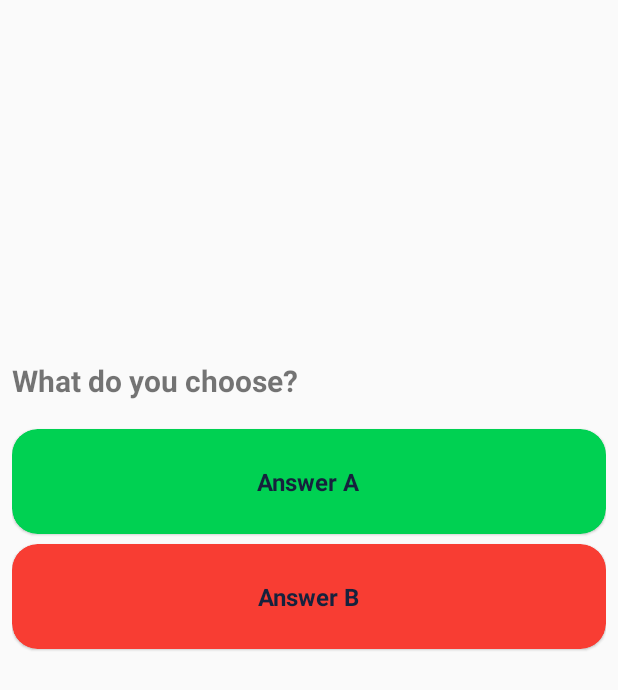
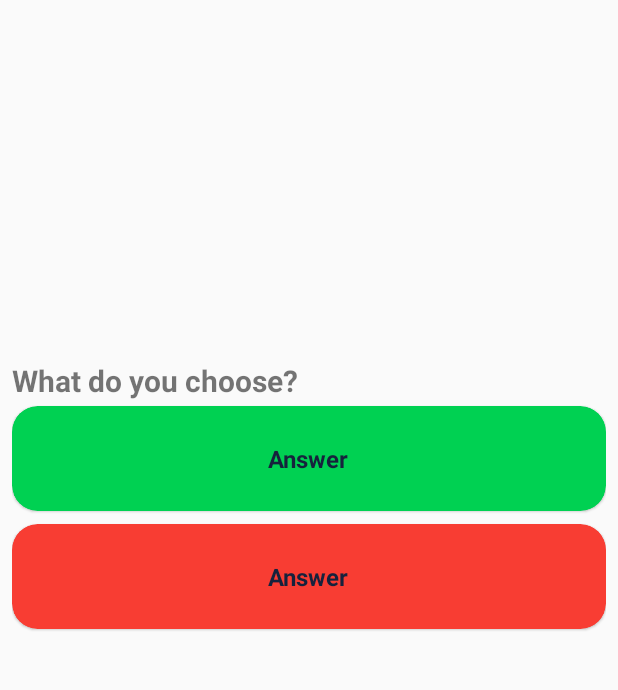
Before and after one commit to kareemmohamed299/final-project-graduated, an Android app: the show_mcq_answer screen opened directly, with no data from a screen before it, on a phone screen of 412 x 824 dp. Shown: the top 690 px of the screen. Run offline under Robolectric (Android 15) with nearby library versions, the phone set to English and light mode, and no system bars; 4 statements that could not run were skipped.

Commit message:
correction exam

```diff
--- a/app/src/main/java/com/example/project1/correction/choiceAdapterOfShowMcq.java
+++ /dev/null
@@ -1,64 +0,0 @@
-package com.example.project1.correction;
-
-import android.graphics.Color;
-import android.view.LayoutInflater;
-import android.view.View;
-import android.view.ViewGroup;
-import android.widget.TextView;
-
-import androidx.annotation.NonNull;
-import androidx.cardview.widget.CardView;
-import androidx.recyclerview.widget.RecyclerView;
-
-import com.example.project1.R;
-import com.example.project1.questions.choiceAdapter;
-
-public class choiceAdapterOfShowMcq extends RecyclerView.Adapter<choiceAdapterOfShowMcq.ViewHolder> {
-
-    private String[] choice = {"Answer A",
-            "Answer B"
-    };
-
-    public class ViewHolder extends RecyclerView.ViewHolder {
-
-        public TextView choice;
-        private CardView card_view;
-
-
-
-        public ViewHolder(final View itemView) {
-            super(itemView);
-            choice = (TextView)itemView.findViewById(R.id.choice_text);
-            card_view = (CardView) itemView.findViewById(R.id.card_view);
-        }
-    }
-
-
-    @NonNull
-    @Override
-    public choiceAdapterOfShowMcq.ViewHolder onCreateViewHolder(@NonNull ViewGroup parent, int viewType) {
-        View v = LayoutInflater.from(parent.getContext())
-                .inflate(R.layout.choice_layout, parent, false);
-        choiceAdapterOfShowMcq.ViewHolder viewHolder = new ViewHolder(v);
-
-
-        return viewHolder;
-    }
-
-    @Override
-    public void onBindViewHolder(@NonNull choiceAdapterOfShowMcq.ViewHolder holder, int position) {
-        holder.choice.setText(choice[position]);
-        if(choice[position]== "Answer A")
-            holder.card_view.setCardBackgroundColor(Color.parseColor("#00D152"));
-        else
-            holder.card_view.setCardBackgroundColor(Color.parseColor("#F83D33"));
-    }
-
-
-    @Override
-    public int getItemCount() {
-        return choice.length;
-    }
-
-
-}
--- a/app/src/main/java/com/example/project1/correction/show_mcq_answer.java
+++ b/app/src/main/java/com/example/project1/correction/show_mcq_answer.java
@@ -1,32 +1,48 @@
 package com.example.project1.correction;
 
 import androidx.appcompat.app.AppCompatActivity;
+import androidx.cardview.widget.CardView;
 import androidx.recyclerview.widget.GridLayoutManager;
 import androidx.recyclerview.widget.RecyclerView;
 
+import android.content.Context;
+import android.content.SharedPreferences;
+import android.graphics.Color;
 import android.os.Bundle;
+import android.view.View;
+import android.widget.TextView;
 
 import com.example.project1.R;
+import com.example.project1.connection.exam;
 
 public class show_mcq_answer extends AppCompatActivity {
-
-
-    RecyclerView recyclerView;
-    RecyclerView.LayoutManager layoutManager;
-    RecyclerView.Adapter adapter;
-
+    exam examdata ;
+    private SharedPreferences answer;
+    private CardView card_view1,card_view2;
+    public TextView q,stud_ans,true_ans;
     @Override
     protected void onCreate(Bundle savedInstanceState) {
         super.onCreate(savedInstanceState);
         setContentView(R.layout.show_mcq_answer);
-
-        recyclerView =
-                (RecyclerView) findViewById(R.id.recycler_view);
-
-        layoutManager = new GridLayoutManager(this,1);
-        recyclerView.setLayoutManager(layoutManager);
-
-        adapter = new choiceAdapterOfShowMcq();
-        recyclerView.setAdapter(adapter);
+        answer=getSharedPreferences("answers", Context.MODE_PRIVATE);
+        examdata=getIntent().getParcelableExtra("ex");
+        card_view1 = (CardView)findViewById(R.id.cardview_cho1);
+        card_view2 = (CardView)findViewById(R.id.cardview_cho2);
+        q=(TextView)findViewById(R.id.question_txt);
+        true_ans=(TextView)findViewById(R.id.choice_text);
+        stud_ans=(TextView)findViewById(R.id.choice_text2);
+        q.setText(examdata.getQ_text());
+        if(examdata.getAnswer_text().equals(answer.getString(examdata.getId(),"NO choice"))) {
+            true_ans.setText(answer.getString(examdata.getId(), "k"));
+            card_view1.setCardBackgroundColor(Color.parseColor("#00D152"));
+            card_view2.setVisibility(View.INVISIBLE);
+        }
+        else
+        {
+            true_ans.setText(examdata.getAnswer_text());
+            stud_ans.setText(answer.getString(examdata.getId(), "NO choice"));
+            card_view1.setCardBackgroundColor(Color.parseColor("#00D152"));
+            card_view2.setCardBackgroundColor(Color.parseColor("#F83D33"));
+        }
     }
 }
--- a/app/src/main/java/com/example/project1/questions/choiceAdapter.java
+++ b/app/src/main/java/com/example/project1/questions/choiceAdapter.java
@@ -67,7 +67,7 @@ public class choiceAdapter extends RecyclerView.Adapter<choiceAdapter.ViewHolder
             }
         });
         if(position == i) {
-            viewHolder.card_view.setCardBackgroundColor(Color.parseColor("#00D152"));
+            viewHolder.card_view.setCardBackgroundColor(Color.parseColor("#3FCADD"));
         }
         else
         {
@@ -78,7 +78,4 @@ public class choiceAdapter extends RecyclerView.Adapter<choiceAdapter.ViewHolder
     public int getItemCount() {
         return examdata.getChoices().size();
     }
-
-
-
 }
--- a/app/src/main/res/layout/show_mcq_answer.xml
+++ b/app/src/main/res/layout/show_mcq_answer.xml
@@ -24,16 +24,76 @@
             android:textStyle="bold"
             android:textSize="20sp"
             />
+        <androidx.cardview.widget.CardView
+            xmlns:card_view="http://schemas.android.com/apk/res-auto"
+            android:layout_width="match_parent"
+            android:layout_height="70dp"
+            android:id="@+id/cardview_cho1"
+            android:layout_marginTop="3dp"
+            android:layout_marginBottom="3dp"
+            card_view:cardBackgroundColor="@color/white"
+            card_view:cardCornerRadius="17dp"
+            card_view:cardElevation="1dp"
+            card_view:contentPadding="3dp"
+            android:foreground="?selectableItemBackground"
+            android:clickable="true"
+            android:focusable="true">
 
-        <androidx.recyclerview.widget.RecyclerView
-            android:id="@+id/recycler_view"
+        <RelativeLayout
             android:layout_width="match_parent"
-            android:layout_height="wrap_content"
-            android:layout_marginTop="15dp"
-
-            app:layout_behavior="@string/appbar_scrolling_view_behavior" />
+            android:layout_height="match_parent"
+            android:layout_margin="5dp" >
 
 
+            <TextView
+                android:layout_width="wrap_content"
+                android:layout_height="wrap_content"
+                android:id="@+id/choice_text"
+                android:text="Answer"
+                android:layout_centerInParent="true"
+                android:textColor="@color/dark_blue"
+                android:textSize="16sp"
+                android:textStyle="bold"
+                />
+        </RelativeLayout>
+
+
+        </androidx.cardview.widget.CardView>
+        <androidx.cardview.widget.CardView
+            xmlns:card_view="http://schemas.android.com/apk/res-auto"
+            android:layout_width="match_parent"
+            android:layout_height="70dp"
+            android:id="@+id/cardview_cho2"
+            android:layout_marginTop="5dp"
+            android:layout_marginBottom="5dp"
+            card_view:cardBackgroundColor="@color/white"
+            card_view:cardCornerRadius="17dp"
+            card_view:cardElevation="1dp"
+            card_view:contentPadding="3dp"
+            android:foreground="?selectableItemBackground"
+            android:clickable="true"
+            android:focusable="true">
+
+            <RelativeLayout
+                android:layout_width="match_parent"
+                android:layout_height="match_parent"
+                android:layout_margin="5dp" >
+
+
+                <TextView
+                    android:layout_width="wrap_content"
+                    android:layout_height="wrap_content"
+                    android:id="@+id/choice_text2"
+                    android:text="Answer"
+                    android:layout_centerInParent="true"
+                    android:textColor="@color/dark_blue"
+                    android:textSize="16sp"
+                    android:textStyle="bold"
+                    />
+            </RelativeLayout>
+
+
+        </androidx.cardview.widget.CardView>
     </LinearLayout>
 
 
```
Also changed, not shown: app/src/main/java/com/example/project1/correction/answerAdapter.java (+31 -24 lines), app/src/main/java/com/example/project1/correction/result.java (+31 -10 lines), app/src/main/java/com/example/project1/questions/AnswerSheetAdapter.java (+16 -4 lines), app/src/main/java/com/example/project1/questions/question.java (+31 -9 lines).
